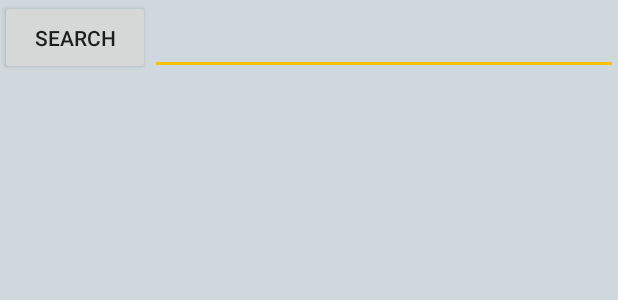
After one commit to joshua-hilborn/Gamedex, an Android app: the layout fragment_search.xml on its own in the app's theme, with its tools: preview values and no code run, on a phone screen of 412 x 824 dp. The commit adds this screen. Shown: the top 300 px of the screen. Run offline under Robolectric (Android 15) with nearby library versions, the phone set to English and light mode, and no system bars.

Commit message:
feat: implement fragments for tabs

```diff
--- a/app/build.gradle
+++ b/app/build.gradle
@@ -30,6 +30,7 @@ dependencies {
     implementation 'com.squareup.picasso:picasso:2.71828'
 
 
+    implementation 'androidx.legacy:legacy-support-v4:1.0.0'
     testImplementation 'junit:junit:4.12'
     androidTestImplementation 'androidx.test.ext:junit:1.1.1'
     androidTestImplementation 'androidx.test.espresso:espresso-core:3.2.0'
--- a/app/src/main/java/com/vi/gamedex/OkHttpAsyncTask.java
+++ b/app/src/main/java/com/vi/gamedex/ui/OkHttpAsyncTask.java
@@ -1,7 +1,9 @@
-package com.vi.gamedex;
+package com.vi.gamedex.ui;
 
 import android.os.AsyncTask;
 import android.util.Log;
+
+import com.vi.gamedex.BuildConfig;
 
 import okhttp3.MediaType;
 import okhttp3.OkHttpClient;
--- a/app/src/main/res/layout/activity_main.xml
+++ b/app/src/main/res/layout/activity_main.xml
@@ -43,10 +43,6 @@
             android:layout_height="wrap_content"
             android:text="Wishlist" />
     </com.google.android.material.tabs.TabLayout>
-
-
-
-
 
     <androidx.viewpager.widget.ViewPager
         android:id="@+id/vp_main"
--- /dev/null
+++ b/app/src/main/res/layout/fragment_search.xml
@@ -0,0 +1,57 @@
+<?xml version="1.0" encoding="utf-8"?>
+<androidx.constraintlayout.widget.ConstraintLayout
+    xmlns:android="http://schemas.android.com/apk/res/android"
+    xmlns:app="http://schemas.android.com/apk/res-auto"
+    xmlns:tools="http://schemas.android.com/tools"
+    android:layout_width="match_parent"
+    android:layout_height="match_parent"
+    android:background="@color/color_primary_light_blueGrey"
+    tools:context=".ui.SearchFragment">
+
+    <Button
+        android:id="@+id/btn_search"
+        android:layout_width="100dp"
+        android:layout_height="50dp"
+        android:text="SEARCH"
+        app:layout_constraintHorizontal_bias="0.0"
+        app:layout_constraintLeft_toLeftOf="parent"
+        app:layout_constraintRight_toLeftOf="@id/et_searchBox"
+        app:layout_constraintTop_toTopOf="parent" />
+
+    <EditText
+        android:id="@+id/et_searchBox"
+        android:layout_width="0dp"
+        android:layout_height="50dp"
+        app:layout_constraintLeft_toRightOf="@id/btn_search"
+        app:layout_constraintRight_toRightOf="parent"
+        app:layout_constraintTop_toTopOf="parent"/>
+
+    <androidx.recyclerview.widget.RecyclerView
+        android:id="@+id/rv_search"
+        android:layout_width="match_parent"
+        android:layout_height="0dp"
+        app:layout_constraintBottom_toBottomOf="parent"
+        app:layout_constraintLeft_toLeftOf="parent"
+        app:layout_constraintRight_toRightOf="parent"
+        app:layout_constraintTop_toBottomOf="@+id/et_searchBox" />
+
+
+
+</androidx.constraintlayout.widget.ConstraintLayout>
+
+<!--
+<FrameLayout xmlns:android="http://schemas.android.com/apk/res/android"
+    xmlns:tools="http://schemas.android.com/tools"
+    android:layout_width="match_parent"
+    android:layout_height="match_parent"
+    tools:context=".ui.SearchFragment">
+
+
+    <TextView
+        android:layout_width="match_parent"
+        android:layout_height="match_parent"
+        android:text="@string/hello_blank_fragment" />
+
+</FrameLayout>
+
+-->
--- a/app/src/main/res/values/strings.xml
+++ b/app/src/main/res/values/strings.xml
@@ -7,4 +7,7 @@
     <string name="placeholder_platform">PC | MAC | PS4 | XONE</string>
     <string name="placeholder_name">Game Name</string>
     <string name="placeholder_releaseDate">Jan 11, 2011</string>
+
+    <!-- TODO: Remove or change this placeholder text -->
+    <string name="hello_blank_fragment">Hello blank fragment</string>
 </resources>
```
Also changed, not shown: app/src/main/java/com/vi/gamedex/MainActivity.java (+1 -101 lines), app/src/main/java/com/vi/gamedex/adapter/PageAdapter.java (+55 -1 lines), app/src/main/java/com/vi/gamedex/ui/DiscoverFragment.java (added, +32 -0 lines), app/src/main/java/com/vi/gamedex/ui/SearchFragment.java (added, +147 -0 lines), app/src/main/java/com/vi/gamedex/ui/WishlistFragment.java (added, +32 -0 lines), app/src/main/res/layout/fragment_discover.xml (added, +14 -0 lines), app/src/main/res/layout/fragment_wishlist.xml (added, +14 -0 lines).
